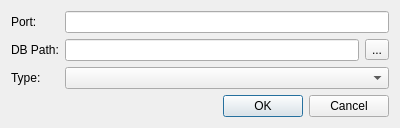
dgolub/mongo-test-cluster, file add_host_dialog.ui: the form before one commit.
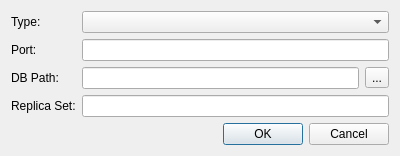
The form after the commit.

Commit message: Add support for replica sets.

Diff of the .ui file:
```diff
--- a/add_host_dialog.ui
+++ b/add_host_dialog.ui
@@ -7,7 +7,7 @@
     <x>0</x>
     <y>0</y>
     <width>400</width>
-    <height>121</height>
+    <height>147</height>
    </rect>
   </property>
   <property name="sizePolicy">
@@ -22,43 +22,53 @@
   <layout class="QVBoxLayout" name="verticalLayout">
    <item>
     <layout class="QGridLayout" name="gridLayout">
-     <item row="1" column="1">
+     <item row="2" column="2">
       <widget class="QLineEdit" name="lineEditDBPath"/>
      </item>
      <item row="2" column="0">
-      <widget class="QLabel" name="labelType">
-       <property name="text">
-        <string>Type:</string>
-       </property>
-      </widget>
-     </item>
-     <item row="1" column="0">
       <widget class="QLabel" name="labelDBPath">
        <property name="text">
         <string>DB Path:</string>
        </property>
       </widget>
      </item>
-     <item row="0" column="0">
+     <item row="1" column="0">
       <widget class="QLabel" name="labelPort">
        <property name="text">
         <string>Port:</string>
        </property>
       </widget>
      </item>
-     <item row="0" column="1" colspan="2">
+     <item row="1" column="2" colspan="2">
       <widget class="QLineEdit" name="lineEditPort"/>
      </item>
-     <item row="2" column="1" colspan="2">
-      <widget class="QComboBox" name="comboBoxType"/>
-     </item>
-     <item row="1" column="2">
+     <item row="2" column="3">
       <widget class="QToolButton" name="toolButtonDBPath">
        <property name="text">
         <string>...</string>
        </property>
       </widget>
      </item>
+     <item row="0" column="0">
+      <widget class="QLabel" name="labelType">
+       <property name="text">
+        <string>Type:</string>
+       </property>
+      </widget>
+     </item>
+     <item row="0" column="2" colspan="2">
+      <widget class="QComboBox" name="comboBoxType"/>
+     </item>
+     <item row="3" column="0">
+      <widget class="QLabel" name="labelReplicaSet">
+       <property name="text">
+        <string>Replica Set:</string>
+       </property>
+      </widget>
+     </item>
+     <item row="3" column="2" colspan="2">
+      <widget class="QLineEdit" name="lineEditReplicaSet"/>
+     </item>
     </layout>
    </item>
    <item>
```
Left out of the diff: 3 changed lines with no effect on the pictures. The commit also changes 5 other files.
